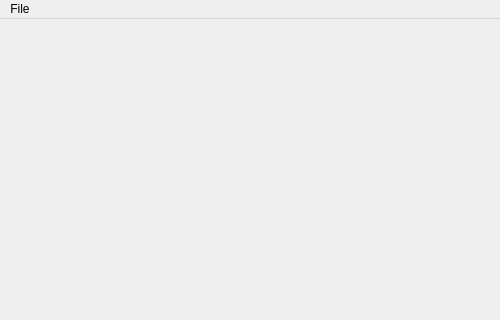
This is mainwindow.ui in tmuxah/ImagePyramid as Qt 5 draws it before an edit; both pictures show x 0 to 500 and y 0 to 320 of the 500 by 500 pixel window. The edited form follows.
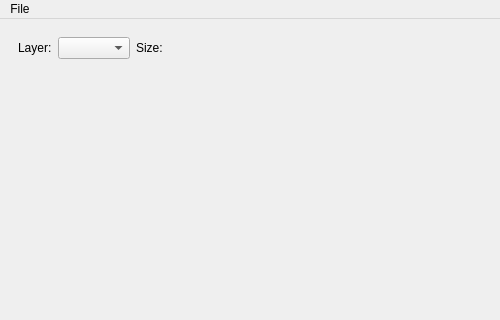
This is the edited form.

Commit message:
Imlemented switching between layers in pyramid
Added combo box to select any layer to display
Added label that shows the current image size
Fixed the bug with passing an image 1x1
Implemented the method that displays CV image

```diff
--- a/mainwindow.ui
+++ b/mainwindow.ui
@@ -35,7 +35,7 @@
          <x>0</x>
          <y>0</y>
          <width>482</width>
-         <height>441</height>
+         <height>413</height>
         </rect>
        </property>
        <layout class="QGridLayout" name="gridLayout_2">
@@ -53,6 +53,42 @@
       </widget>
      </widget>
     </item>
+    <item row="0" column="0">
+     <widget class="QWidget" name="horizontalPanel" native="true">
+      <layout class="QHBoxLayout" name="horizontalLayout">
+       <item>
+        <widget class="QLabel" name="labelLayer">
+         <property name="sizePolicy">
+          <sizepolicy hsizetype="Fixed" vsizetype="Preferred">
+           <horstretch>0</horstretch>
+           <verstretch>0</verstretch>
+          </sizepolicy>
+         </property>
+         <property name="text">
+          <string>Layer:</string>
+         </property>
+        </widget>
+       </item>
+       <item>
+        <widget class="QComboBox" name="comboBoxLayer">
+         <property name="sizePolicy">
+          <sizepolicy hsizetype="Fixed" vsizetype="Fixed">
+           <horstretch>0</horstretch>
+           <verstretch>0</verstretch>
+          </sizepolicy>
+         </property>
+        </widget>
+       </item>
+       <item>
+        <widget class="QLabel" name="labelImgSize">
+         <property name="text">
+          <string>Size:</string>
+         </property>
+        </widget>
+       </item>
+      </layout>
+     </widget>
+    </item>
    </layout>
   </widget>
   <widget class="QMenuBar" name="menubar">
```
Left out of the diff: 2 changed lines with no effect on the pictures. The commit also changes 2 other files.
